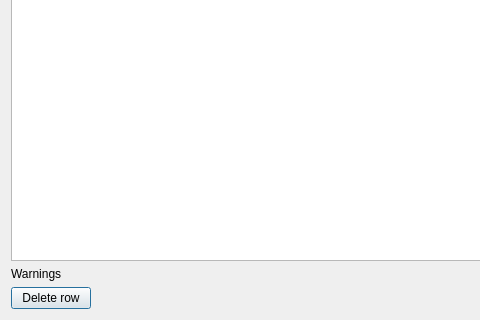
The window that ui/DlgImportCSV_Step2.ui (probonopd/QTournament) describes before a commit, drawn with Qt 5; both pictures show x 0 to 480 and y 89 to 409 of the 978 by 409 pixel window.
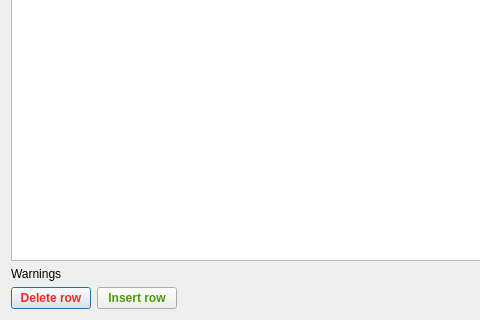
The same window after the commit. Custom widgets are drawn as their Qt base class.

Diff of the .ui file:
```diff
--- a/ui/DlgImportCSV_Step2.ui
+++ b/ui/DlgImportCSV_Step2.ui
@@ -79,11 +79,104 @@
       <layout class="QHBoxLayout" name="horizontalLayout_2">
        <item>
         <widget class="QPushButton" name="btnDelete">
+         <property name="palette">
+          <palette>
+           <active>
+            <colorrole role="ButtonText">
+             <brush brushstyle="SolidPattern">
+              <color alpha="255">
+               <red>239</red>
+               <green>41</green>
+               <blue>41</blue>
+              </color>
+             </brush>
+            </colorrole>
+           </active>
+           <inactive>
+            <colorrole role="ButtonText">
+             <brush brushstyle="SolidPattern">
+              <color alpha="255">
+               <red>239</red>
+               <green>41</green>
+               <blue>41</blue>
+              </color>
+             </brush>
+            </colorrole>
+           </inactive>
+           <disabled>
+            <colorrole role="ButtonText">
+             <brush brushstyle="SolidPattern">
+              <color alpha="255">
+               <red>190</red>
+               <green>190</green>
+               <blue>190</blue>
+              </color>
+             </brush>
+            </colorrole>
+           </disabled>
+          </palette>
+         </property>
+         <property name="font">
+          <font>
+           <weight>75</weight>
+           <bold>true</bold>
+          </font>
+         </property>
          <property name="text">
           <string>Delete row</string>
          </property>
         </widget>
        </item>
+       <item>
+        <widget class="QPushButton" name="btnInsert">
+         <property name="palette">
+          <palette>
+           <active>
+            <colorrole role="ButtonText">
+             <brush brushstyle="SolidPattern">
+              <color alpha="255">
+               <red>78</red>
+               <green>154</green>
+               <blue>6</blue>
+              </color>
+             </brush>
+            </colorrole>
+           </active>
+           <inactive>
+            <colorrole role="ButtonText">
+             <brush brushstyle="SolidPattern">
+              <color alpha="255">
+               <red>78</red>
+               <green>154</green>
+               <blue>6</blue>
+              </color>
+             </brush>
+            </colorrole>
+           </inactive>
+           <disabled>
+            <colorrole role="ButtonText">
+             <brush brushstyle="SolidPattern">
+              <color alpha="255">
+               <red>190</red>
+               <green>190</green>
+               <blue>190</blue>
+              </color>
+             </brush>
+            </colorrole>
+           </disabled>
+          </palette>
+         </property>
+         <property name="font">
+          <font>
+           <weight>75</weight>
+           <bold>true</bold>
+          </font>
+         </property>
+         <property name="text">
+          <string>Insert row</string>
+         </property>
+        </widget>
+       </item>
        <item>
         <spacer name="horizontalSpacer">
          <property name="orientation">
```
Left out of the diff: 18 changed lines with no effect on the pictures.
